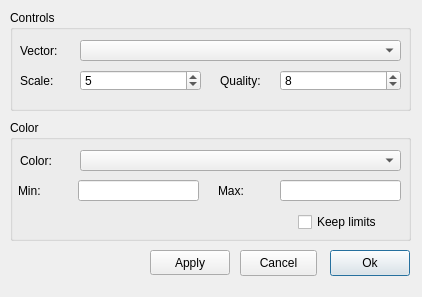
Above: ElmerGUI/vtkpost/vector.ui from tehnick/elmerfem before the change. Below: the same form after it.
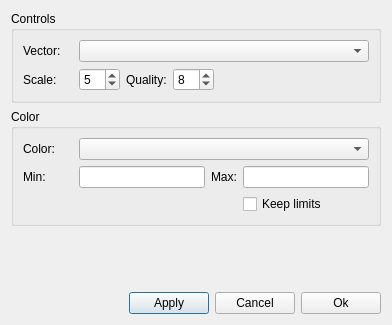
That is the form after the change. Icons and pictures are not drawn.

Commit message: ElmerGUI: Adjusted dialog layouts in vtk widget

```diff
--- a/ElmerGUI/vtkpost/vector.ui
+++ b/ElmerGUI/vtkpost/vector.ui
@@ -5,8 +5,8 @@
    <rect>
     <x>0</x>
     <y>0</y>
-    <width>422</width>
-    <height>297</height>
+    <width>392</width>
+    <height>325</height>
    </rect>
   </property>
   <property name="windowTitle" >
@@ -15,79 +15,75 @@
   <property name="windowIcon" >
    <iconset resource="../ElmerGUI.qrc" >:/icons/Mesh3D.png</iconset>
   </property>
-  <widget class="QPushButton" name="okButton" >
-   <property name="geometry" >
-    <rect>
-     <x>330</x>
-     <y>250</y>
-     <width>80</width>
-     <height>26</height>
-    </rect>
-   </property>
-   <property name="text" >
-    <string>Ok</string>
-   </property>
-   <property name="icon" >
-    <iconset resource="../ElmerGUI.qrc" >:/icons/dialog-ok-apply.png</iconset>
-   </property>
-  </widget>
-  <widget class="QPushButton" name="applyButton" >
-   <property name="geometry" >
-    <rect>
-     <x>150</x>
-     <y>250</y>
-     <width>80</width>
-     <height>25</height>
-    </rect>
-   </property>
-   <property name="text" >
-    <string>Apply</string>
-   </property>
-  </widget>
+  <layout class="QVBoxLayout" >
+   <item>
   <widget class="QGroupBox" name="controlsGroup" >
-   <property name="geometry" >
-    <rect>
-     <x>10</x>
-     <y>10</y>
-     <width>401</width>
-     <height>101</height>
-    </rect>
-   </property>
    <property name="title" >
     <string>Controls</string>
    </property>
-   <widget class="QComboBox" name="vectorCombo" >
-    <property name="geometry" >
-     <rect>
-      <x>70</x>
-      <y>30</y>
-      <width>321</width>
-      <height>21</height>
-     </rect>
-    </property>
-   </widget>
+     <layout class="QVBoxLayout" >
+      <item>
+       <layout class="QHBoxLayout" >
+        <item>
    <widget class="QLabel" name="vectorLabel" >
-    <property name="geometry" >
-     <rect>
-      <x>10</x>
-      <y>30</y>
-      <width>54</width>
-      <height>21</height>
-     </rect>
+          <property name="minimumSize" >
+           <size>
+            <width>50</width>
+            <height>0</height>
+           </size>
+          </property>
+          <property name="maximumSize" >
+           <size>
+            <width>50</width>
+            <height>16777215</height>
+           </size>
     </property>
     <property name="text" >
      <string>Vector:</string>
     </property>
    </widget>
+        </item>
+        <item>
+         <widget class="QComboBox" name="vectorCombo" >
+          <property name="minimumSize" >
+           <size>
+            <width>280</width>
+            <height>0</height>
+           </size>
+          </property>
+          <property name="maximumSize" >
+           <size>
+            <width>16777215</width>
+            <height>24</height>
+           </size>
+          </property>
+         </widget>
+        </item>
+       </layout>
+      </item>
+      <item>
+       <layout class="QGridLayout" >
+        <item row="0" column="0" >
+         <widget class="QLabel" name="scaleLabel" >
+          <property name="minimumSize" >
+           <size>
+            <width>50</width>
+            <height>0</height>
+           </size>
+          </property>
+          <property name="maximumSize" >
+           <size>
+            <width>50</width>
+            <height>16777215</height>
+           </size>
+          </property>
+          <property name="text" >
+           <string>Scale:</string>
+          </property>
+         </widget>
+        </item>
+        <item row="0" column="1" >
    <widget class="QSpinBox" name="scaleSpin" >
-    <property name="geometry" >
-     <rect>
-      <x>70</x>
-      <y>60</y>
-      <width>121</width>
-      <height>21</height>
-     </rect>
-    </property>
     <property name="minimum" >
      <number>1</number>
     </property>
@@ -98,28 +94,16 @@
      <number>5</number>
     </property>
    </widget>
-   <widget class="QLabel" name="scaleLabel" >
-    <property name="geometry" >
-     <rect>
-      <x>10</x>
-      <y>60</y>
-      <width>41</width>
-      <height>21</height>
-     </rect>
-    </property>
+        </item>
+        <item row="0" column="3" >
+         <widget class="QLabel" name="qualityLabel" >
     <property name="text" >
-     <string>Scale:</string>
-    </property>
-   </widget>
+           <string>Quality:</string>
+          </property>
+         </widget>
+        </item>
+        <item row="0" column="4" >
    <widget class="QSpinBox" name="qualitySpin" >
-    <property name="geometry" >
-     <rect>
-      <x>270</x>
-      <y>60</y>
-      <width>121</width>
-      <height>21</height>
-     </rect>
-    </property>
     <property name="minimum" >
      <number>2</number>
     </property>
@@ -127,124 +111,161 @@
      <number>8</number>
     </property>
    </widget>
-   <widget class="QLabel" name="qualityLabel" >
-    <property name="geometry" >
-     <rect>
-      <x>210</x>
-      <y>60</y>
-      <width>54</width>
-      <height>21</height>
-     </rect>
-    </property>
-    <property name="text" >
-     <string>Quality:</string>
-    </property>
-   </widget>
-  </widget>
+        </item>
+        <item row="0" column="5" >
+         <spacer>
+          <property name="orientation" >
+           <enum>Qt::Horizontal</enum>
+          </property>
+          <property name="sizeHint" >
+           <size>
+            <width>40</width>
+            <height>20</height>
+           </size>
+          </property>
+         </spacer>
+        </item>
+       </layout>
+      </item>
+     </layout>
+    </widget>
+   </item>
+   <item>
   <widget class="QGroupBox" name="colorGroup" >
-   <property name="geometry" >
-    <rect>
-     <x>10</x>
-     <y>120</y>
-     <width>401</width>
-     <height>121</height>
-    </rect>
-   </property>
    <property name="title" >
     <string>Color</string>
    </property>
-   <widget class="QComboBox" name="colorCombo" >
-    <property name="geometry" >
-     <rect>
-      <x>70</x>
-      <y>30</y>
-      <width>321</width>
-      <height>21</height>
-     </rect>
-    </property>
-   </widget>
+     <layout class="QVBoxLayout" >
+      <item>
+       <layout class="QHBoxLayout" >
+        <item>
    <widget class="QLabel" name="lengthLabel" >
-    <property name="geometry" >
-     <rect>
-      <x>10</x>
-      <y>30</y>
-      <width>54</width>
-      <height>21</height>
-     </rect>
+          <property name="minimumSize" >
+           <size>
+            <width>50</width>
+            <height>0</height>
+           </size>
+          </property>
+          <property name="maximumSize" >
+           <size>
+            <width>50</width>
+            <height>16777215</height>
+           </size>
     </property>
     <property name="text" >
      <string>Color:</string>
     </property>
    </widget>
-   <widget class="QLineEdit" name="minVal" >
-    <property name="geometry" >
-     <rect>
-      <x>68</x>
-      <y>60</y>
-      <width>121</width>
-      <height>21</height>
-     </rect>
-    </property>
-   </widget>
-   <widget class="QLineEdit" name="maxVal" >
-    <property name="geometry" >
-     <rect>
-      <x>270</x>
-      <y>60</y>
-      <width>121</width>
-      <height>21</height>
-     </rect>
-    </property>
-   </widget>
+        </item>
+        <item>
+         <widget class="QComboBox" name="colorCombo" >
+          <property name="minimumSize" >
+           <size>
+            <width>280</width>
+            <height>0</height>
+           </size>
+          </property>
+          <property name="maximumSize" >
+           <size>
+            <width>16777215</width>
+            <height>24</height>
+           </size>
+          </property>
+         </widget>
+        </item>
+       </layout>
+      </item>
+      <item>
+       <layout class="QGridLayout" >
+        <item row="0" column="0" >
    <widget class="QLabel" name="minLabel" >
-    <property name="geometry" >
-     <rect>
-      <x>8</x>
-      <y>60</y>
-      <width>41</width>
-      <height>21</height>
-     </rect>
+          <property name="minimumSize" >
+           <size>
+            <width>50</width>
+            <height>0</height>
+           </size>
     </property>
     <property name="text" >
      <string>Min:</string>
     </property>
    </widget>
+        </item>
+        <item row="0" column="1" >
+         <widget class="QLineEdit" name="minVal" >
+          <property name="maximumSize" >
+           <size>
+            <width>16777215</width>
+            <height>24</height>
+           </size>
+          </property>
+         </widget>
+        </item>
+        <item row="0" column="2" >
    <widget class="QLabel" name="maxLabel" >
-    <property name="geometry" >
-     <rect>
-      <x>208</x>
-      <y>60</y>
-      <width>41</width>
-      <height>21</height>
-     </rect>
-    </property>
     <property name="text" >
      <string>Max:</string>
     </property>
    </widget>
+        </item>
+        <item row="0" column="3" >
+         <widget class="QLineEdit" name="maxVal" >
+          <property name="maximumSize" >
+           <size>
+            <width>16777215</width>
+            <height>24</height>
+           </size>
+          </property>
+         </widget>
+        </item>
+        <item row="1" column="3" >
    <widget class="QCheckBox" name="keepLimits" >
-    <property name="geometry" >
-     <rect>
-      <x>288</x>
-      <y>90</y>
-      <width>91</width>
-      <height>24</height>
-     </rect>
-    </property>
     <property name="text" >
      <string>Keep limits</string>
     </property>
    </widget>
-  </widget>
+        </item>
+       </layout>
+      </item>
+     </layout>
+    </widget>
+   </item>
+   <item>
+    <spacer>
+     <property name="orientation" >
+      <enum>Qt::Vertical</enum>
+     </property>
+     <property name="sizeHint" >
+      <size>
+       <width>20</width>
+       <height>40</height>
+      </size>
+     </property>
+    </spacer>
+   </item>
+   <item>
+    <layout class="QHBoxLayout" >
+     <item>
+      <spacer>
+       <property name="orientation" >
+        <enum>Qt::Horizontal</enum>
+       </property>
+       <property name="sizeHint" >
+        <size>
+         <width>40</width>
+         <height>20</height>
+        </size>
+       </property>
+      </spacer>
+     </item>
+     <item>
+      <widget class="QPushButton" name="applyButton" >
+       <property name="text" >
+        <string>Apply</string>
+       </property>
+      </widget>
+     </item>
+     <item>
   <widget class="QPushButton" name="cancelButton" >
-   <property name="geometry" >
-    <rect>
-     <x>240</x>
-     <y>250</y>
-     <width>77</width>
-     <height>26</height>
-    </rect>
-   </property>
    <property name="text" >
     <string>Cancel</string>
    </property>
@@ -252,6 +273,20 @@
     <iconset resource="../ElmerGUI.qrc" >:/icons/dialog-close.png</iconset>
    </property>
   </widget>
+     </item>
+     <item>
+      <widget class="QPushButton" name="okButton" >
+       <property name="text" >
+        <string>Ok</string>
+       </property>
+       <property name="icon" >
+        <iconset resource="../ElmerGUI.qrc" >:/icons/dialog-ok-apply.png</iconset>
+       </property>
+      </widget>
+     </item>
+    </layout>
+   </item>
+  </layout>
  </widget>
  <resources>
   <include location="../ElmerGUI.qrc" />
```
Lines whose indentation alone changed are shown as unchanged. The commit also changes 6 other files.
